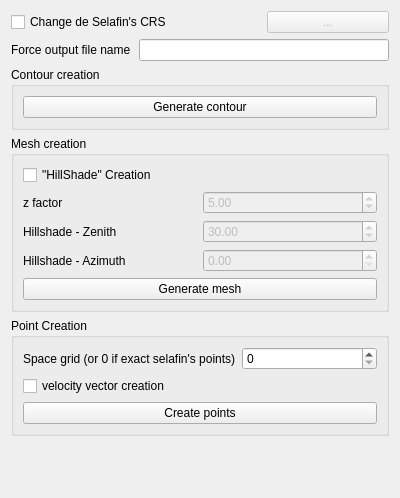
Qt form PostTelemac/meshlayertools/ToshapeTool.ui (Artelia/PostTelemac) before a commit.
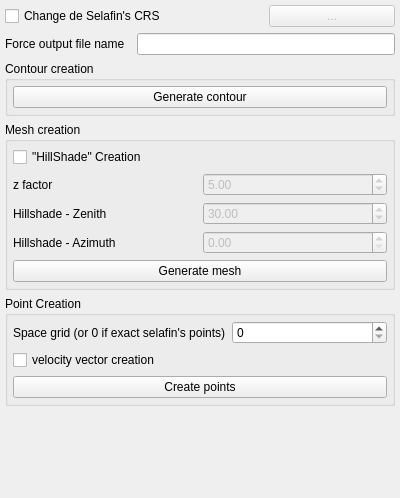
The same form after that commit. Icons and pictures are not drawn.

Patch:
```diff
--- a/PostTelemac/meshlayertools/ToshapeTool.ui
+++ b/PostTelemac/meshlayertools/ToshapeTool.ui
@@ -14,12 +14,36 @@
    <string>Form</string>
   </property>
   <layout class="QGridLayout" name="gridLayout">
+   <property name="leftMargin">
+    <number>5</number>
+   </property>
+   <property name="topMargin">
+    <number>5</number>
+   </property>
+   <property name="rightMargin">
+    <number>5</number>
+   </property>
+   <property name="bottomMargin">
+    <number>5</number>
+   </property>
    <item row="2" column="0" colspan="3">
     <widget class="QGroupBox" name="groupBox">
      <property name="title">
       <string>Contour creation</string>
      </property>
      <layout class="QVBoxLayout" name="verticalLayout">
+      <property name="leftMargin">
+       <number>5</number>
+      </property>
+      <property name="topMargin">
+       <number>5</number>
+      </property>
+      <property name="rightMargin">
+       <number>5</number>
+      </property>
+      <property name="bottomMargin">
+       <number>5</number>
+      </property>
       <item>
        <widget class="QPushButton" name="pushButton_contourcreate">
         <property name="text">
@@ -63,6 +87,18 @@
       <string>Point Creation</string>
      </property>
      <layout class="QGridLayout" name="gridLayout_3">
+      <property name="leftMargin">
+       <number>5</number>
+      </property>
+      <property name="topMargin">
+       <number>5</number>
+      </property>
+      <property name="rightMargin">
+       <number>5</number>
+      </property>
+      <property name="bottomMargin">
+       <number>5</number>
+      </property>
       <item row="0" column="0">
        <widget class="QLabel" name="label_7">
         <property name="text">
@@ -124,6 +160,18 @@
       <string>Mesh creation</string>
      </property>
      <layout class="QGridLayout" name="gridLayout_2">
+      <property name="leftMargin">
+       <number>5</number>
+      </property>
+      <property name="topMargin">
+       <number>5</number>
+      </property>
+      <property name="rightMargin">
+       <number>5</number>
+      </property>
+      <property name="bottomMargin">
+       <number>5</number>
+      </property>
       <item row="0" column="0">
        <widget class="QCheckBox" name="checkBox_3">
         <property name="text">
```
